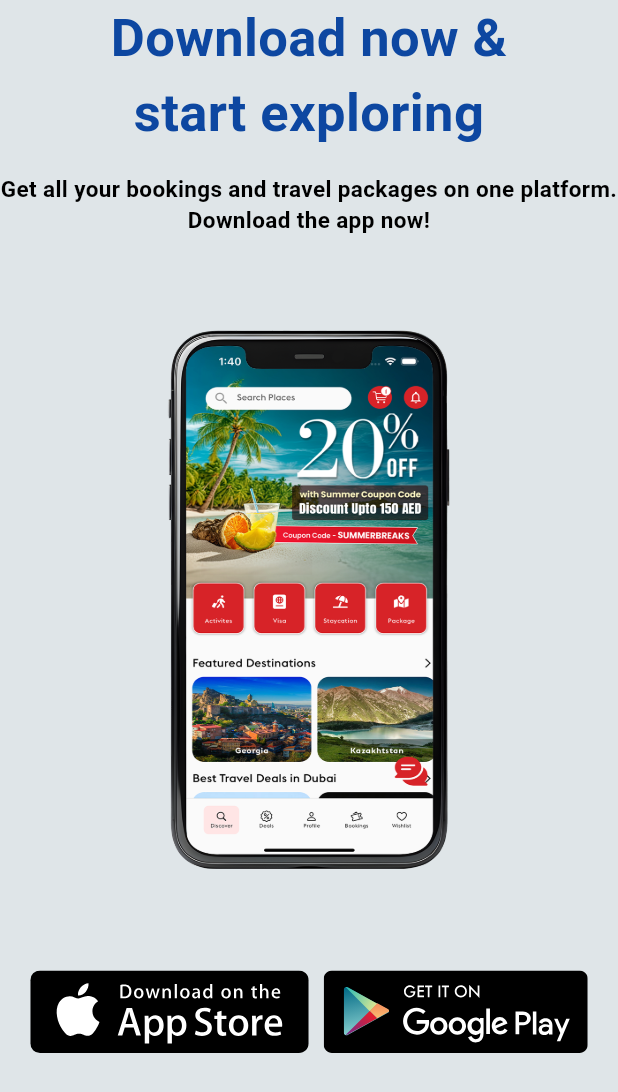
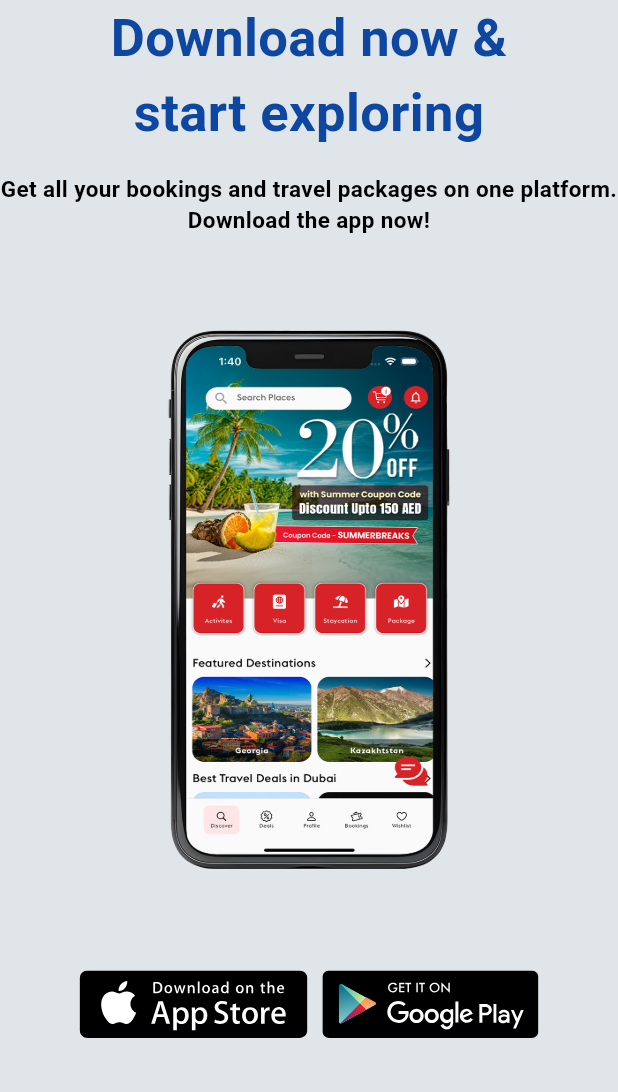
Before and after one commit to AppDevBlueberry/nextholidaysSite, a Flutter app: the screen it shows after launch, on a phone screen of 412 x 824 dp. Shown: the top 1092 px of the screen. Run offline on Flutter 3.47's test engine with Material 3 defaults, Android fonts, the light colour scheme and no system bars; our stand-ins replace flutter_svg.

Commit message:
some changes

```diff
--- a/lib/main.dart
+++ b/lib/main.dart
@@ -157,7 +157,9 @@ class MobileView extends StatelessWidget {
           fit: BoxFit.contain,
         ),
         SizedBox(height: 20),
-        Row(
+        Padding(
+          padding: EdgeInsets.symmetric(horizontal: 15),
+          child: Row(
             mainAxisAlignment: MainAxisAlignment.center,
             children: [
               GestureDetector(
@@ -167,7 +169,7 @@ class MobileView extends StatelessWidget {
                 },
                 child: SvgPicture.asset(
                   'assets/app-store.svg', // Add the App Store badge image here
-                height: 55,
+                  height: 45,
                 ),
               ),
               SizedBox(width: 10),
@@ -178,10 +180,11 @@ class MobileView extends StatelessWidget {
                 },
                 child: SvgPicture.asset(
                   'assets/google-play.svg', // Add the Google Play badge image here
-                height: 55,
+                  height: 45,
                 ),
               ),
             ],
+          ),
         ),
         SizedBox(height: 50),
       ],
```
Lines whose indentation alone changed are shown as unchanged.
